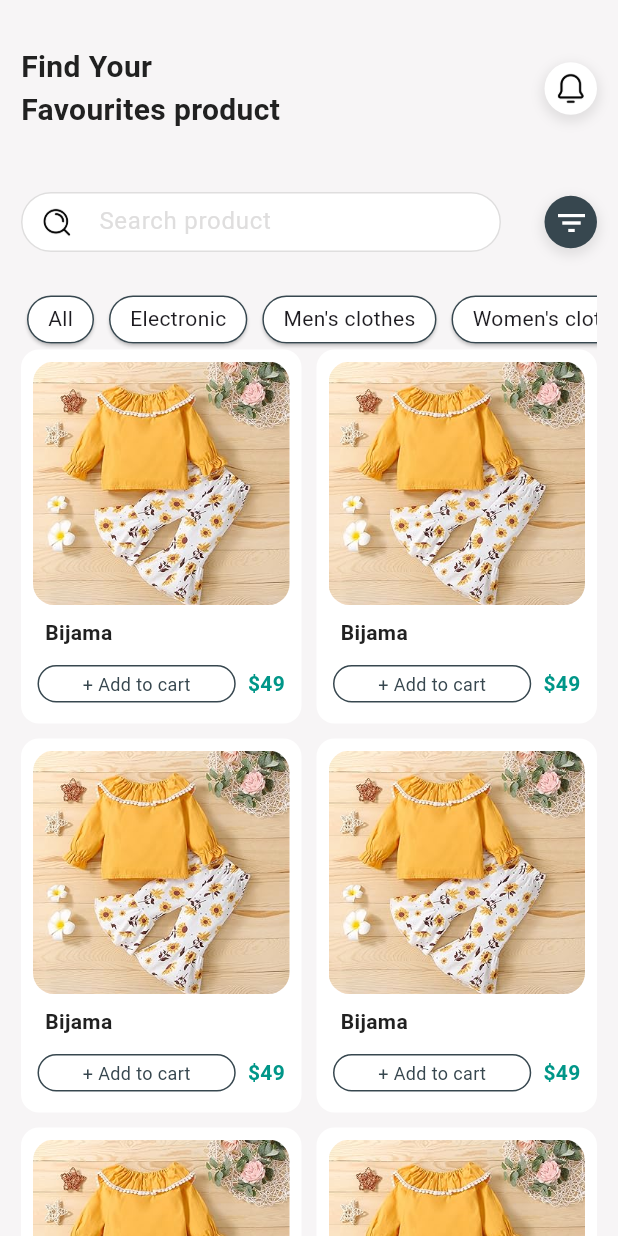
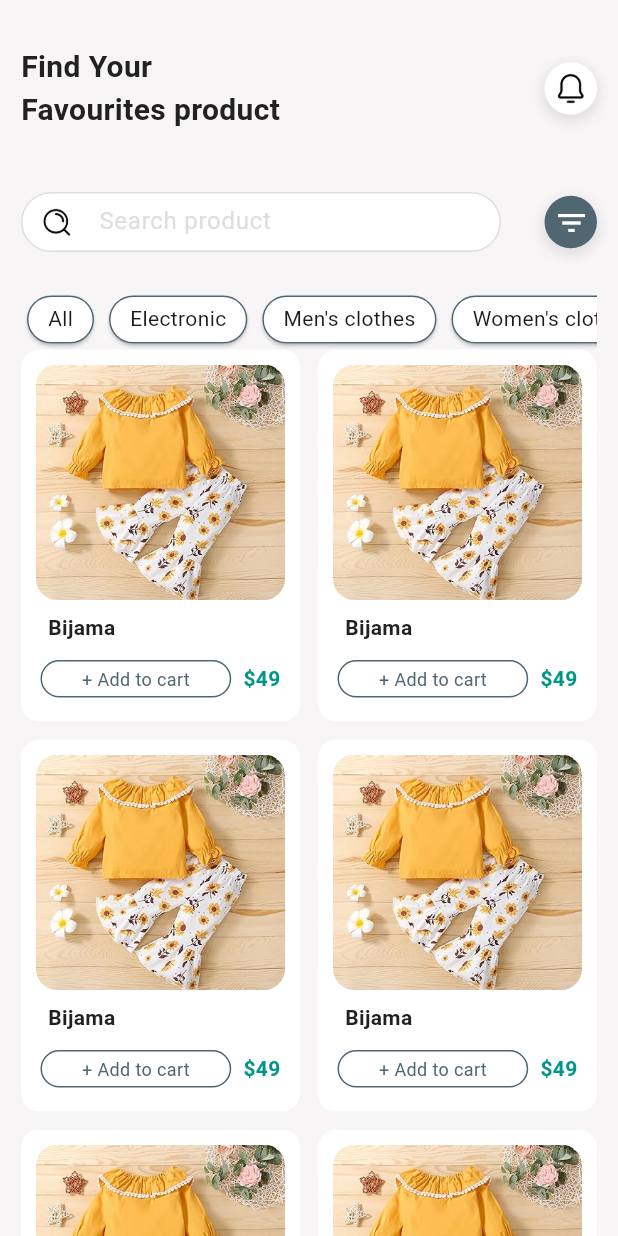
Before and after one commit to hanahatem1/store_app, a Flutter app: the screen it shows after launch, on a phone screen of 412 x 824 dp. Run offline on Flutter 3.47's test engine with Material 3 defaults, Android fonts, the phone set to English and light mode, and no system bars.

Commit message:
edit spacing

```diff
--- a/lib/constant/app_colors.dart
+++ b/lib/constant/app_colors.dart
@@ -2,7 +2,7 @@ import 'package:flutter/material.dart';
 
 class AppColors {
 
-  static const Color primaryColor = Color(0xFF37474F);
+  static const Color primaryColor = Color.fromARGB(255, 80, 103, 114);
   static const Color secondryColor = Color(0xff009688);
   static const Color textColor = Color(0xff212121);
   static const Color cardColor = Color(0xffFFFFFF);
--- a/lib/features/home/widgets/custom_gridview.dart
+++ b/lib/features/home/widgets/custom_gridview.dart
@@ -11,8 +11,8 @@ class CustomGridview extends StatelessWidget {
       shrinkWrap: true,
       gridDelegate: const SliverGridDelegateWithFixedCrossAxisCount(
         crossAxisCount: 2,
-        crossAxisSpacing: 10.0,
-        mainAxisSpacing: 10,
+        crossAxisSpacing: 12,
+        mainAxisSpacing: 12,
         childAspectRatio:.75,
       ),
       itemCount: 8,
--- a/lib/features/home/widgets/custom_gridview_item.dart
+++ b/lib/features/home/widgets/custom_gridview_item.dart
@@ -12,7 +12,7 @@ class CustomGridviewItem extends StatelessWidget {
         borderRadius: BorderRadius.circular(12),
       ),
       child: Padding(
-        padding: const EdgeInsets.all(8.0),
+        padding: const EdgeInsets.all(10),
         child: Column(
           crossAxisAlignment: CrossAxisAlignment.start,
           children: [
```
